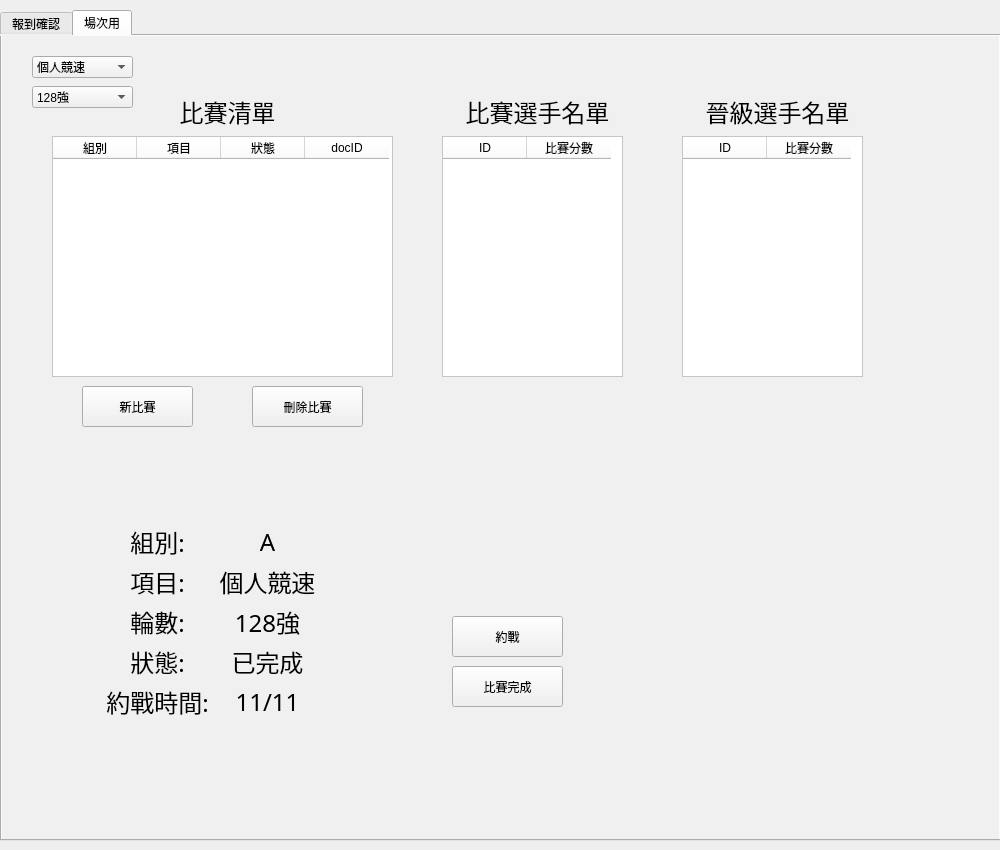
Qt form client/src/ui/mainui.ui (RuiChen0101/2019nukl) before a commit.
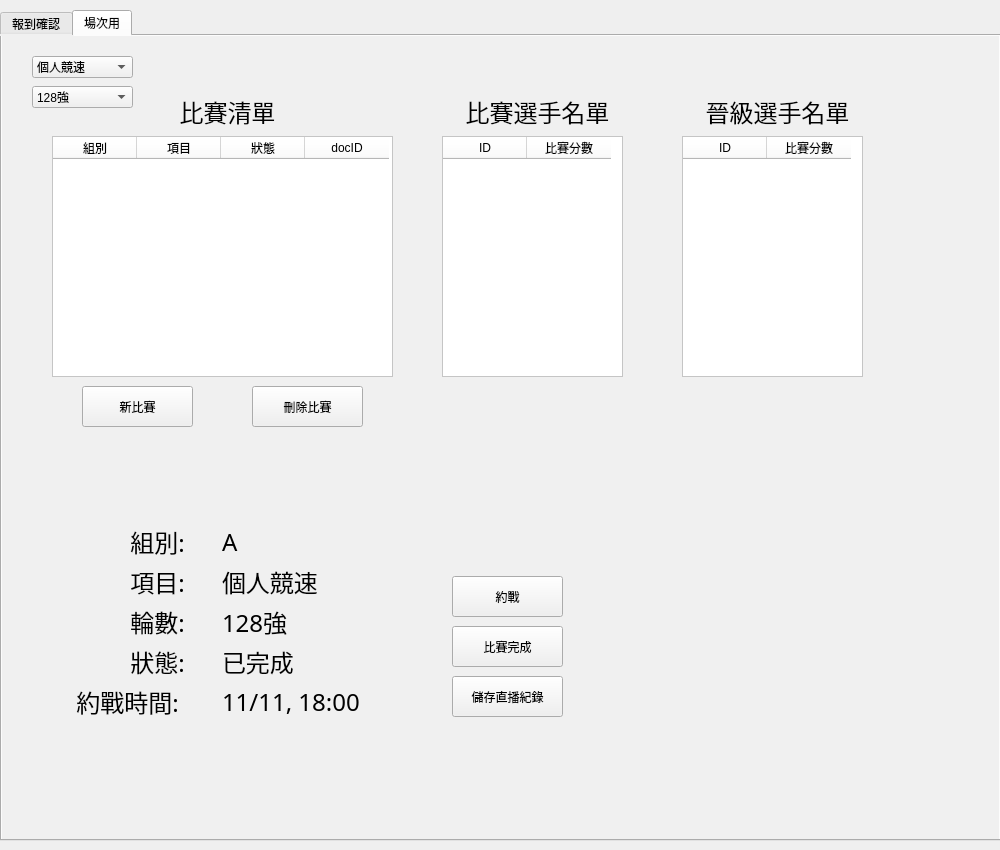
The same form after that commit. The open tabs and pages were chosen to show the change.

The edit to the form file:
```diff
--- a/client/src/ui/mainui.ui
+++ b/client/src/ui/mainui.ui
@@ -654,7 +654,7 @@
       <property name="geometry">
        <rect>
         <x>450</x>
-        <y>580</y>
+        <y>540</y>
         <width>111</width>
         <height>41</height>
        </rect>
@@ -672,7 +672,7 @@
       <property name="geometry">
        <rect>
         <x>450</x>
-        <y>630</y>
+        <y>590</y>
         <width>111</width>
         <height>41</height>
        </rect>
@@ -689,9 +689,9 @@
      <widget class="QLabel" name="arranged_time_label">
       <property name="geometry">
        <rect>
-        <x>100</x>
+        <x>60</x>
         <y>650</y>
-        <width>111</width>
+        <width>131</width>
         <height>31</height>
        </rect>
       </property>
@@ -711,9 +711,9 @@
      <widget class="QLabel" name="arranged_time">
       <property name="geometry">
        <rect>
-        <x>210</x>
+        <x>220</x>
         <y>650</y>
-        <width>111</width>
+        <width>201</width>
         <height>31</height>
        </rect>
       </property>
@@ -724,16 +724,16 @@
        </font>
       </property>
       <property name="text">
-       <string>11/11</string>
+       <string>11/11, 18:00</string>
       </property>
       <property name="alignment">
-       <set>Qt::AlignCenter</set>
+       <set>Qt::AlignLeading|Qt::AlignLeft|Qt::AlignVCenter</set>
       </property>
      </widget>
      <widget class="QLabel" name="group">
       <property name="geometry">
        <rect>
-        <x>210</x>
+        <x>220</x>
         <y>490</y>
         <width>111</width>
         <height>31</height>
@@ -749,7 +749,7 @@
        <string>A</string>
       </property>
       <property name="alignment">
-       <set>Qt::AlignCenter</set>
+       <set>Qt::AlignLeading|Qt::AlignLeft|Qt::AlignVCenter</set>
       </property>
      </widget>
      <widget class="QLabel" name="group_label">
@@ -799,9 +799,9 @@
      <widget class="QLabel" name="catgory">
       <property name="geometry">
        <rect>
-        <x>210</x>
+        <x>220</x>
         <y>530</y>
-        <width>111</width>
+        <width>151</width>
         <height>31</height>
        </rect>
       </property>
@@ -815,7 +815,7 @@
        <string>個人競速</string>
       </property>
       <property name="alignment">
-       <set>Qt::AlignCenter</set>
+       <set>Qt::AlignLeading|Qt::AlignLeft|Qt::AlignVCenter</set>
       </property>
      </widget>
      <widget class="QLabel" name="round_label">
@@ -843,9 +843,9 @@
      <widget class="QLabel" name="round">
       <property name="geometry">
        <rect>
-        <x>210</x>
+        <x>220</x>
         <y>570</y>
-        <width>111</width>
+        <width>141</width>
         <height>31</height>
        </rect>
       </property>
@@ -859,7 +859,7 @@
        <string>128強</string>
       </property>
       <property name="alignment">
-       <set>Qt::AlignCenter</set>
+       <set>Qt::AlignLeading|Qt::AlignLeft|Qt::AlignVCenter</set>
       </property>
      </widget>
      <widget class="QLabel" name="status_label">
@@ -887,9 +887,9 @@
      <widget class="QLabel" name="status">
       <property name="geometry">
        <rect>
-        <x>210</x>
+        <x>220</x>
         <y>610</y>
-        <width>111</width>
+        <width>131</width>
         <height>31</height>
        </rect>
       </property>
@@ -903,7 +903,25 @@
        <string>已完成</string>
       </property>
       <property name="alignment">
-       <set>Qt::AlignCenter</set>
+       <set>Qt::AlignLeading|Qt::AlignLeft|Qt::AlignVCenter</set>
+      </property>
+     </widget>
+     <widget class="QPushButton" name="set_replay_btn">
+      <property name="geometry">
+       <rect>
+        <x>450</x>
+        <y>640</y>
+        <width>111</width>
+        <height>41</height>
+       </rect>
+      </property>
+      <property name="font">
+       <font>
+        <family>微軟正黑體</family>
+       </font>
+      </property>
+      <property name="text">
+       <string>儲存直播紀錄</string>
       </property>
      </widget>
     </widget>
```
Left out of the diff: 2 changed lines with no effect on the pictures.
